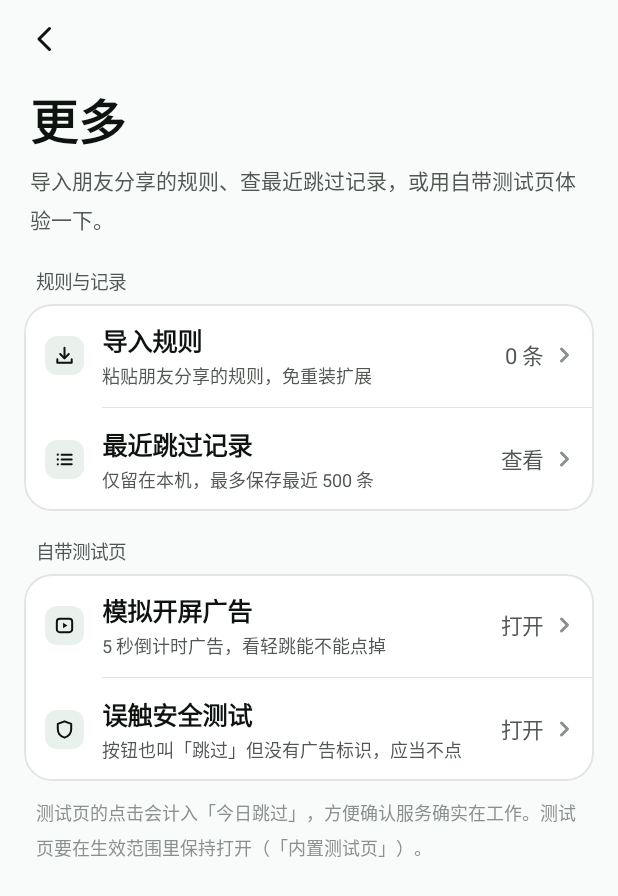
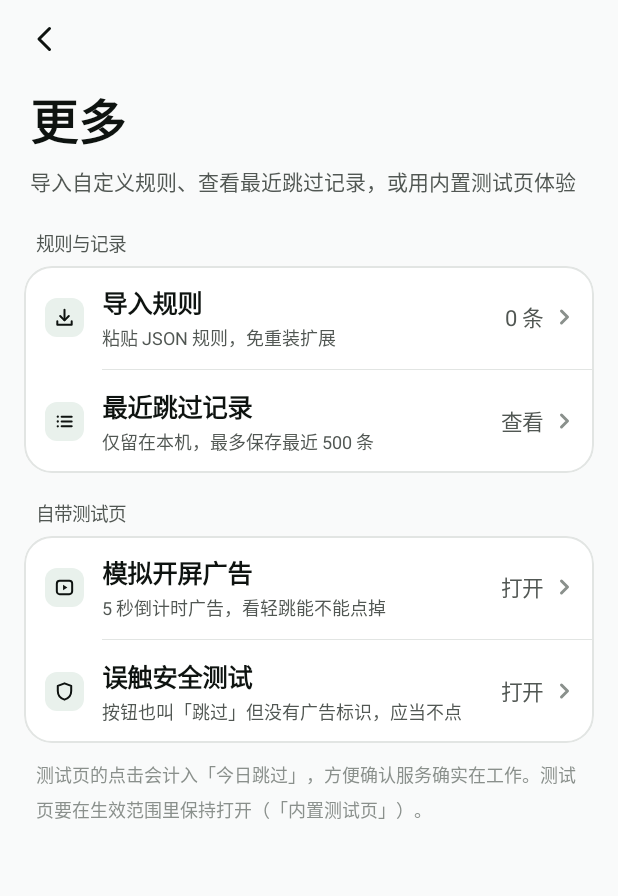
Before and after one commit to Qiuizi/LightSkip, an Android app: the screen it shows after launch (PageActivity), after a tap on "更多", on a phone screen of 412 x 824 dp. Shown: the top 896 px of the screen. Run offline under Robolectric (Android 15) with nearby library versions, the phone set to English and light mode, and no system bars; network calls fail.

Commit message:
release: v1.0.1 copy polish (remove stray punctuation and extra explanatory lines)

```diff
--- a/app/build.gradle
+++ b/app/build.gradle
@@ -20,8 +20,8 @@ android {
         applicationId 'app.qi.qingtiao'
         minSdk 26
         targetSdk 35
-        versionCode 100
-        versionName '1.0.0'
+        versionCode 101
+        versionName '1.0.1'
     }
     compileOptions {
         sourceCompatibility JavaVersion.VERSION_1_8
--- a/app/src/main/java/app/qi/qingtiao/AboutPage.java
+++ b/app/src/main/java/app/qi/qingtiao/AboutPage.java
@@ -30,7 +30,7 @@ final class AboutPage extends PageActivity.Page {
 
     @Override
     View build() {
-        LinearLayout body = scrollPage("给朋友看：轻跳在你手机上做什么、不做什么。");
+        LinearLayout body = scrollPage("轻跳在你手机上做什么、不做什么");
         View head = body.getChildAt(0);
         head.setBackground(ui.fieldBg(Ui.FIELD_SOFT));
         ui.pad(head, 20, 4, 20, 26);
@@ -52,10 +52,10 @@ final class AboutPage extends PageActivity.Page {
         table.setShowDividers(LinearLayout.SHOW_DIVIDER_MIDDLE);
         card.addView(table);
         ui.add(body, card, 16, 16, 0);
-        footnote(body, "*开屏广告一般 3–5 秒，这里取 3 秒，宁可少算。", 10);
+        footnote(body, "*开屏广告一般 3–5 秒，这里按 3 秒估算", 10);
 
         LinearLayout g = ui.addGroup(body, "关于与更新");
-        g.addView(ui.item(Glyph.PHONE, "当前版本", "自用和朋友小范围使用，不上架",
+        g.addView(ui.item(Glyph.PHONE, "当前版本", "纯原生轻量开屏跳过工具",
             ui.value("v" + Ui.version(a)), null).row);
 
         updateItem = ui.item(Glyph.DOWNLOAD, "检查更新", "当前 v" + Ui.version(a) + " · 仅更新时联网",
--- a/app/src/main/java/app/qi/qingtiao/BuiltinPage.java
+++ b/app/src/main/java/app/qi/qingtiao/BuiltinPage.java
@@ -26,7 +26,7 @@ final class BuiltinPage extends PageActivity.Page implements AppCatalog.Listener
 
     @Override
     View build() {
-        LinearLayout body = scrollPage("当前的识别方式。先查专属规则，没有规则时才认字样。");
+        LinearLayout body = scrollPage("先查专属规则，没有规则时再按字样识别");
         SpannableStringBuilder d1 = new SpannableStringBuilder("例如哔哩哔哩认 ");
         mono(d1, "count_down");
         d1.append("、");
--- a/app/src/main/java/app/qi/qingtiao/GenericPage.java
+++ b/app/src/main/java/app/qi/qingtiao/GenericPage.java
@@ -16,7 +16,7 @@ final class GenericPage extends PageActivity.Page {
 
     @Override
     View build() {
-        LinearLayout body = scrollPage("给没有专属规则的应用用。");
+        LinearLayout body = scrollPage("给没有专属规则的应用使用");
         LinearLayout hero = ui.frame(true);
         hero.setBackground(ui.shape(Ui.SOON, 22));
         ui.pad(hero, 16, 16, 16, 16);
@@ -51,8 +51,8 @@ final class GenericPage extends PageActivity.Page {
         ui.add(body, hero, 18, 16, 0);
 
         LinearLayout grp = ui.addGroup(body, null);
-        grp.addView(ui.item(-1, "位置", "右上角或右下角的小按钮。", null, null).row);
-        grp.addView(ui.item(-1, "倒计时", "按钮里的数字在 1–5 之间，并且每秒都在变。", null, null).row);
+        grp.addView(ui.item(-1, "位置", "右上角或右下角的小按钮", null, null).row);
+        grp.addView(ui.item(-1, "倒计时", "按钮里的数字在 1–5 之间，并且每秒都在变", null, null).row);
         grp.addView(ui.item(-1, "只在勾选的应用里", "和现在一样，受保护的应用永远排除。上线前会先用测试页反复测。", null, null).row);
 
         TextView off = ui.primary("启用通用识别 · 即将推出", null);
--- a/app/src/main/java/app/qi/qingtiao/ImportPage.java
+++ b/app/src/main/java/app/qi/qingtiao/ImportPage.java
@@ -34,7 +34,7 @@ final class ImportPage extends PageActivity.Page {
     View build() {
         a.getWindow().setSoftInputMode(WindowManager.LayoutParams.SOFT_INPUT_ADJUST_RESIZE
             | WindowManager.LayoutParams.SOFT_INPUT_STATE_HIDDEN);
-        LinearLayout body = scrollPage("粘贴朋友发来的 JSON，不用重装就能支持新应用。");
+        LinearLayout body = scrollPage("粘贴 JSON 规则，不用重装就能支持新应用");
 
         LinearLayout warn = ui.frame(false);
         warn.setGravity(Gravity.TOP);
@@ -155,7 +155,7 @@ final class ImportPage extends PageActivity.Page {
             TextView t = ui.bold("还没有导入的规则", 15, Ui.INK);
             t.setGravity(Gravity.CENTER);
             empty.addView(t);
-            TextView d = ui.text("保存后会出现在这里。", 13, Ui.INK_2);
+            TextView d = ui.text("保存后会出现在这里", 13, Ui.INK_2);
             d.setGravity(Gravity.CENTER);
             ui.add(empty, d, 4);
             listGroup.addView(empty);
--- a/app/src/main/java/app/qi/qingtiao/LabPage.java
+++ b/app/src/main/java/app/qi/qingtiao/LabPage.java
@@ -15,10 +15,10 @@ final class LabPage extends PageActivity.Page {
 
     @Override
     View build() {
-        LinearLayout body = scrollPage("导入朋友分享的规则、查最近跳过记录，或用自带测试页体验一下。");
+        LinearLayout body = scrollPage("导入自定义规则、查看最近跳过记录，或用内置测试页体验");
         LinearLayout g1 = ui.addGroup(body, "规则与记录");
         importCount = ui.value("0 条");
-        g1.addView(ui.item(Glyph.DOWNLOAD, "导入规则", "粘贴朋友分享的规则，免重装扩展", importCount,
+        g1.addView(ui.item(Glyph.DOWNLOAD, "导入规则", "粘贴 JSON 规则，免重装扩展", importCount,
             go(PageActivity.IMPORT)).row);
         g1.addView(ui.item(Glyph.LIST, "最近跳过记录", "仅留在本机，最多保存最近 500 条", ui.value("查看"),
             go(PageActivity.HITS)).row);
--- a/app/src/main/java/app/qi/qingtiao/MainActivity.java
+++ b/app/src/main/java/app/qi/qingtiao/MainActivity.java
@@ -109,7 +109,7 @@ public final class MainActivity extends Activity implements AppCatalog.Listener
         head.addView(ui.text("v" + Ui.version(this), 12, Ui.INK_72));
         field.addView(head);
 
-        statusTitle = ui.bold("正在替你跳。", 44, Ui.INK);
+        statusTitle = ui.bold("正在替你跳", 44, Ui.INK);
         statusTitle.setLineSpacing(0, 1.12f);
         statusTitle.setLetterSpacing(-0.02f);
         ui.add(field, statusTitle, 26);
@@ -138,7 +138,7 @@ public final class MainActivity extends Activity implements AppCatalog.Listener
         Ui.appendLink(note, "允许受限设置", Ui.INK, new Runnable() {
             @Override public void run() { Device.openAppDetails(MainActivity.this); }
         });
-        note.append(" ，再回来开启。");
+        note.append("，再回来开启");
         restrictedNote = ui.text(note, 13, Ui.INK_72);
         Ui.linkify(restrictedNote);
         ui.add(tasks, restrictedNote, 12, 4, 0);
@@ -237,7 +237,7 @@ public final class MainActivity extends Activity implements AppCatalog.Listener
     private void bindTrustScope(boolean all, int picked) {
         SpannableStringBuilder b = new SpannableStringBuilder();
         if (all) {
-            b.append(Ui.boldThen("当前为全部应用。", "建议 ", Ui.WARN));
+            b.append(Ui.boldThen("当前为全部应用，", "建议 ", Ui.WARN));
             Ui.appendLink(b, "改回仅勾选", Ui.WARN, new Runnable() {
                 @Override public void run() {
                     scope.mode(false);
@@ -248,7 +248,7 @@ public final class MainActivity extends Activity implements AppCatalog.Listener
             trustScope.setWarn(true);
             ((Glyph) trustScope.icon.getDrawable()).setColor(Ui.WARN);
         } else if (picked == 0) {
-            b.append(Ui.boldThen("还没勾选应用。", "", Ui.WARN));
+            b.append(Ui.boldThen("还没勾选应用，", "", Ui.WARN));
             Ui.appendLink(b, "去勾选", Ui.WARN, new Runnable() {
                 @Override public void run() { Device.page(MainActivity.this, PageActivity.SCOPE); }
             });
@@ -507,26 +507,26 @@ public final class MainActivity extends Activity implements AppCatalog.Listener
 
         switch (s) {
             case MISSING:
-                statusTitle.setText("还不能跳。");
-                statusSub.setText("开启无障碍和保活即可。");
+                statusTitle.setText("还不能跳");
+                statusSub.setText("开启无障碍和保活即可");
                 break;
             case PARTIAL:
-                statusTitle.setText("正在替你跳。");
+                statusTitle.setText("正在替你跳");
                 statusSub.setText(boldNumber("今天 ", String.valueOf(today), " 次 · 未配保活"));
                 break;
             case READY: {
-                statusTitle.setText("正在替你跳。");
+                statusTitle.setText("正在替你跳");
                 SpannableStringBuilder b = new SpannableStringBuilder("今天 ");
                 boldAppend(b, String.valueOf(today));
                 b.append(" 次，累计约省 ");
                 boldAppend(b, Ui.saved(scope.savedSeconds()));
-                b.append("。");
+                // no trailing period
                 statusSub.setText(b);
                 break;
             }
             default:
-                statusTitle.setText("歇着呢。");
-                statusSub.setText("推回拨杆即恢复。");
+                statusTitle.setText("歇着呢");
+                statusSub.setText("推回拨杆即恢复");
                 break;
         }
 
--- a/app/src/main/java/app/qi/qingtiao/PermPage.java
+++ b/app/src/main/java/app/qi/qingtiao/PermPage.java
@@ -62,7 +62,7 @@ final class PermPage extends PageActivity.Page {
             }
         });
         ui.add(body, recheck, 18, 16, 0);
-        footnote(body, "建议在最近任务里锁定「轻跳」，切后台更稳。", 12);
+        footnote(body, "建议在最近任务里锁定「轻跳」，切后台更稳", 12);
         return root(body);
     }
 
--- a/app/src/main/java/app/qi/qingtiao/RecordPage.java
+++ b/app/src/main/java/app/qi/qingtiao/RecordPage.java
@@ -70,7 +70,7 @@ final class RecordPage extends PageActivity.Page implements SkipRecorder.Listene
 
     @Override
     View build() {
-        LinearLayout body = scrollPage("不用悬浮窗，也不加新权限。打开目标应用等 5 秒，回来选一下跳过按钮。");
+        LinearLayout body = scrollPage("不用悬浮窗，也不加新权限，打开目标应用等 5 秒回来勾选跳过按钮");
 
         // 第 1 步：选应用
         LinearLayout step1 = ui.frame(true);
@@ -482,7 +482,7 @@ final class RecordPage extends PageActivity.Page implements SkipRecorder.Listene
             TextView t = ui.bold("还没有录制过的规则", 15, Ui.INK);
             t.setGravity(Gravity.CENTER);
             empty.addView(t);
-            TextView d = ui.text("选上面的应用点一下开始就能录。", 13, Ui.INK_2);
+            TextView d = ui.text("选上面的应用点一下开始就能录", 13, Ui.INK_2);
             d.setGravity(Gravity.CENTER);
             ui.add(empty, d, 4);
             savedGroup.addView(empty);
```
Also changed, not shown: app/src/main/java/app/qi/qingtiao/ScopePage.java (+6 -6 lines), 1 other file.
